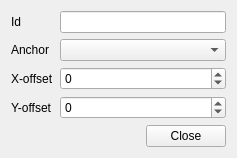
ArsMasiuk/DPSE, file dpse2/src/commonui/CNodePortEditorDialog.ui: the form before one commit.
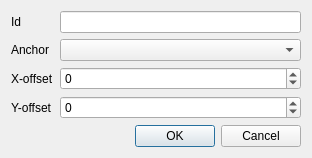
The form after the commit.

Commit message: continued ports editing

What changed in the file:
```diff
--- a/dpse2/src/commonui/CNodePortEditorDialog.ui
+++ b/dpse2/src/commonui/CNodePortEditorDialog.ui
@@ -1,13 +1,13 @@
 <?xml version="1.0" encoding="UTF-8"?>
 <ui version="4.0">
  <class>CNodePortEditorDialog</class>
- <widget class="QWidget" name="CNodePortEditorDialog">
+ <widget class="QDialog" name="CNodePortEditorDialog">
   <property name="geometry">
    <rect>
     <x>0</x>
     <y>0</y>
-    <width>237</width>
-    <height>149</height>
+    <width>312</width>
+    <height>154</height>
    </rect>
   </property>
   <property name="windowTitle">
@@ -81,22 +81,12 @@
    <item>
     <layout class="QHBoxLayout" name="horizontalLayout">
      <item>
-      <spacer name="horizontalSpacer">
+      <widget class="QDialogButtonBox" name="buttonBox">
        <property name="orientation">
         <enum>Qt::Horizontal</enum>
        </property>
-       <property name="sizeHint" stdset="0">
-        <size>
-         <width>40</width>
-         <height>20</height>
-        </size>
-       </property>
-      </spacer>
-     </item>
-     <item>
-      <widget class="QPushButton" name="pushButton">
-       <property name="text">
-        <string>Close</string>
+       <property name="standardButtons">
+        <set>QDialogButtonBox::Cancel|QDialogButtonBox::Ok</set>
        </property>
       </widget>
      </item>
```
Left out of the diff: 35 changed lines with no effect on the pictures. The commit also changes 8 other files.
